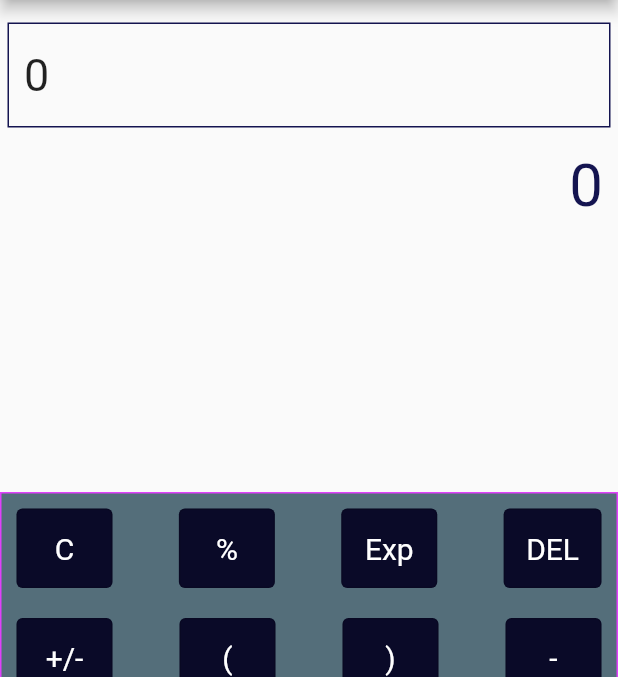
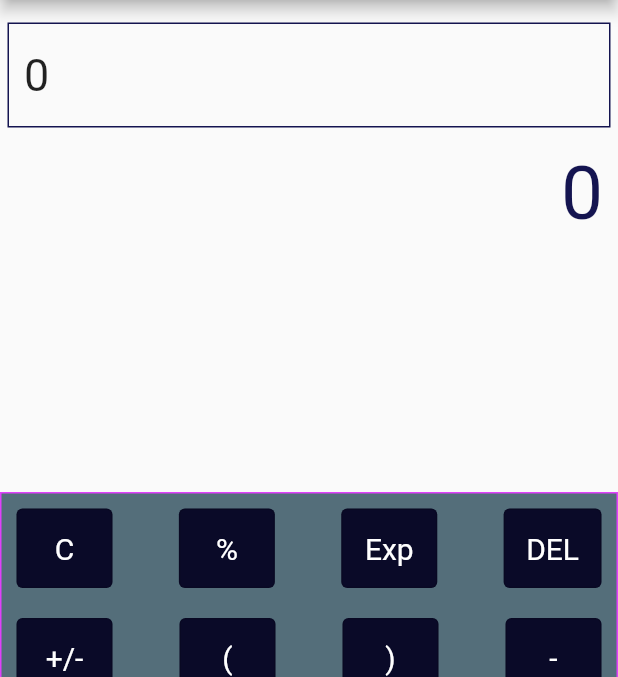
Before and after one commit to Chukwu3meka/flutter-calculator, a Flutter app: the screen it shows after launch, on a phone screen of 412 x 824 dp, the part 84-761 px from its top. Run offline on Flutter 3.47's test engine with Material 2 defaults, Android fonts, the phone set to English and light mode, and no system bars; our stand-ins replace math_expressions.

```diff
--- a/lib/result.dart
+++ b/lib/result.dart
@@ -13,7 +13,7 @@ class Result extends StatelessWidget {
       padding: EdgeInsets.only(right: 10),
       child: Text(
         _result,
-        style: TextStyle(fontSize: 40, color: Color.fromRGBO(20, 20, 80, 1)),
+        style: TextStyle(fontSize: 50, color: Color.fromRGBO(20, 20, 80, 1)),
       ),
     );
   }
```
Also changed, not shown: pubspec.yaml (+7 -0 lines), assets/app_logo.png (added), pubspec.lock, 5 other files.
